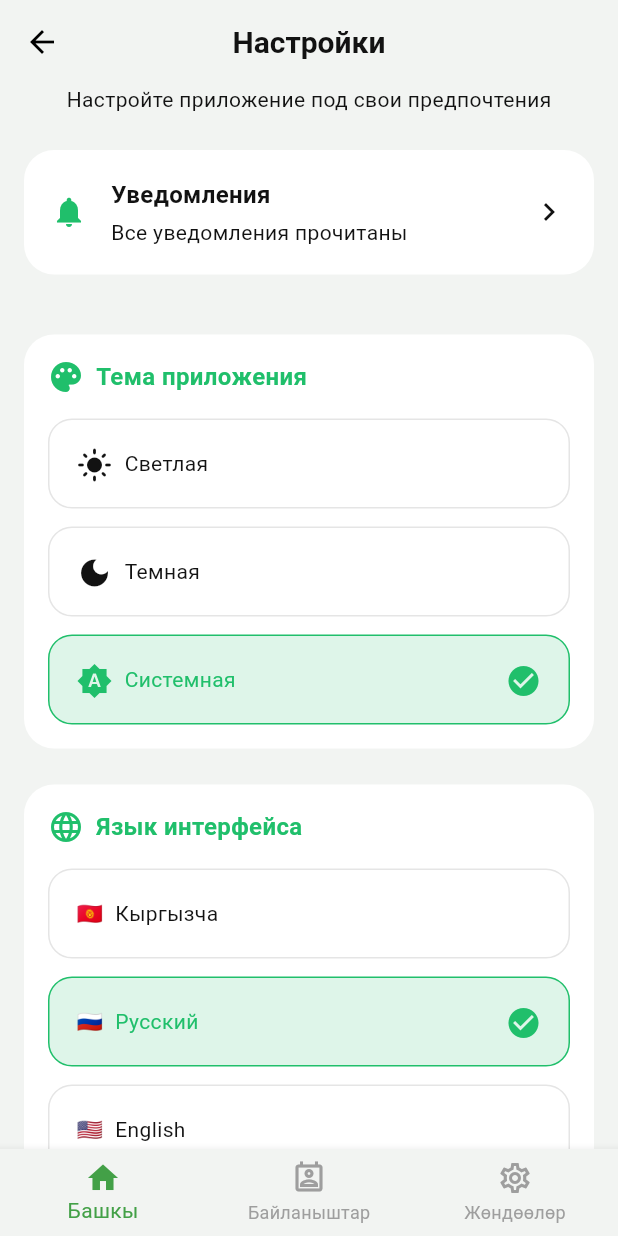
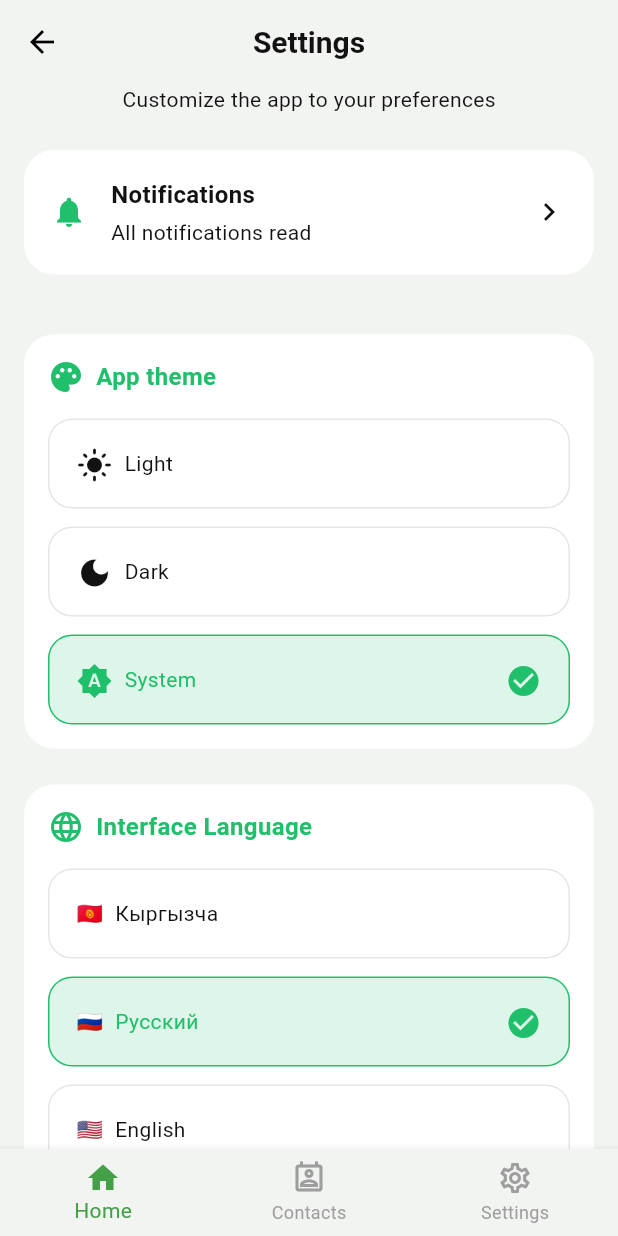
Before and after one commit to Eldiyar0220/manas_suu, a Flutter app: the SettingsPage screen opened by its route, on a phone screen of 412 x 824 dp. Run offline on Flutter 3.47's test engine with Material 3 defaults, Android fonts, the phone set to English and light mode, and no system bars; our stand-ins replace auto_route, bloc, dio, easy_localization, equatable, flutter_bloc and 3 more; accounts and stored records are empty.

Commit message:
add locale and fixed theme
# Conflicts:
#	lib/feature/settings/presentation/widgets/settings_theme_body_widget.dart

```diff
--- a/lib/app/constants/preference_helper.dart
+++ b/lib/app/constants/preference_helper.dart
@@ -1,3 +1,4 @@
+import 'dart:developer';
 import 'package:injectable/injectable.dart';
 import 'package:shared_preferences/shared_preferences.dart';
 
--- /dev/null
+++ b/lib/app/langs/langs/en_US.json
@@ -0,0 +1,26 @@
+{
+    "bottomNavText1": "Home",
+    "bottomNavText2": "News",
+    "bottomNavText3": "Contacts",
+    "bottomNavText4": "Settings",
+    "mainPageTitle": "My Bills",
+    "mainPageNoCheck": "No accounts added",
+    "mainPageNoCheckDesc": "Add an account to view bills and manage services",
+    "mainPageAddCheck": "Add Account",
+    "mainPageWhereToFind": "Where to find account number?",
+    "mainPageShowed": "Account number is shown on your receipt",
+    "activate": "Иштетүү",
+    "settingApp": "Customize the app to your preferences",
+    "notifications": "Notifications",
+    "seeAllNotifications": "All notifications read",
+    "aboutApp": "About app",
+    "pravaSecured": "© 2026 All rights reserved",
+    "themeApp": "App theme",
+    "langInterface": "Interface Language",
+    "themeLight": "Light",
+    "themeDark": "Dark",
+    "themeSystem": "System",
+    "splashSubTitle": "Manage your accounts",
+    "configurationLoading": "Loading Configuration...",
+    "version": "Version"
+}
--- a/lib/feature/contacts/presentation/pages/contacts_page.dart
+++ b/lib/feature/contacts/presentation/pages/contacts_page.dart
@@ -1,6 +1,8 @@
 import 'package:auto_route/auto_route.dart';
+import 'package:easy_localization/easy_localization.dart';
 import 'package:flutter/material.dart';
 import 'package:manas_suu_app/app/extensions/context_extensions.dart';
+import 'package:manas_suu_app/app/langs/lang_gen/locale_keys.g.dart';
 import 'package:manas_suu_app/app/theme/app_colors/app_colors.dart';
 import 'package:manas_suu_app/feature/contacts/presentation/widgets/contacts_item_widget.dart';
 
@@ -11,10 +13,8 @@ class ContactsPage extends StatelessWidget {
   Widget build(BuildContext context) {
     return Scaffold(
       appBar: AppBar(
-        elevation: 0,
-        centerTitle: true,
         title: Text(
-          'Контакты',
+          context.tr(LocaleKeys.bottomNavText3),
           style: TextStyle(fontSize: 20, fontWeight: FontWeight.w600, color: context.theme.textWhiteBlackColor),
         ),
       ),
--- a/lib/feature/settings/presentation/bloc/theme/cubit/theme_cubit.dart
+++ b/lib/feature/settings/presentation/bloc/theme/cubit/theme_cubit.dart
@@ -16,7 +16,6 @@ class ThemeInteractor {
   Future<void> init() async {
     final currentBrightness = WidgetsBinding.instance.platformDispatcher.platformBrightness;
     final savedMode = _preferenceHelper.preferences?.getString('themeMode');
-
     switch (savedMode) {
       case 'ThemeMode.dark':
         mode = ThemeMode.dark;
@@ -40,7 +39,6 @@ class ThemeInteractor {
 
   Future<void> setTheme(ThemeMode theme) async {
     final currentBrightness = WidgetsBinding.instance.platformDispatcher.platformBrightness;
-
     await _preferenceHelper.preferences?.setString('themeMode', theme.toString());
 
     mode = theme;
@@ -67,9 +65,7 @@ class ThemeInteractor {
 
 @singleton
 class ThemeCubit extends Cubit<ThemeState> {
-  ThemeCubit(this._interactor) : super(ThemeState(themeMode: ThemeMode.system, isDarkMode: false)) {
-    init();
-  }
+  ThemeCubit(this._interactor) : super(ThemeState(themeMode: ThemeMode.system, isDarkMode: false));
   final ThemeInteractor _interactor;
 
   void init() async {
--- a/lib/feature/settings/presentation/pages/settings_page.dart
+++ b/lib/feature/settings/presentation/pages/settings_page.dart
@@ -1,6 +1,8 @@
 import 'package:auto_route/auto_route.dart';
+import 'package:easy_localization/easy_localization.dart';
 import 'package:flutter/material.dart';
 import 'package:manas_suu_app/app/extensions/context_extensions.dart';
+import 'package:manas_suu_app/app/langs/lang_gen/locale_keys.g.dart';
 import 'package:manas_suu_app/feature/settings/presentation/widgets/settings_language_widget.dart';
 import 'package:manas_suu_app/feature/settings/presentation/widgets/settings_notification_widget.dart';
 import 'package:manas_suu_app/feature/settings/presentation/widgets/settings_theme_body_widget.dart';
@@ -14,21 +16,19 @@ class SettingsPage extends StatelessWidget {
     return Scaffold(
       appBar: AppBar(
         centerTitle: true,
-        title: const Text('Настройки', style: TextStyle(fontSize: 20, fontWeight: FontWeight.w600)),
+        title: Text(context.tr(LocaleKeys.bottomNavText4), style: TextStyle(fontSize: 20, fontWeight: FontWeight.w600)),
       ),
       body: SingleChildScrollView(
         padding: const EdgeInsets.symmetric(horizontal: 16),
         child: Column(
           children: [
-            Text(
-              'Настройте приложение под свои предпочтения',
-              style: TextStyle(color: context.theme.textWhiteBlackColor),
-            ),
+            Text(context.tr(LocaleKeys.settingApp), style: TextStyle(color: context.theme.textWhiteBlackColor)),
             const SizedBox(height: 24),
             SettingsNotificationAndVersionWidget(
               icon: Icons.notifications,
-              title: 'Уведомления',
-              subtitle: 'Все уведомления прочитаны',
+              title: context.tr(LocaleKeys.notifications),
+
+              subtitle: context.tr(LocaleKeys.seeAllNotifications),
             ),
             const SizedBox(height: 24),
             SettingsThemeBodyWidget(),
@@ -37,12 +37,13 @@ class SettingsPage extends StatelessWidget {
             const SizedBox(height: 24),
             SettingsNotificationAndVersionWidget(
               icon: Icons.info_outline,
-              title: 'О приложении',
+              title: context.tr(LocaleKeys.aboutApp),
+
               subtitle: '1.0.11+11',
             ),
             const SizedBox(height: 20),
-            const Center(
-              child: Text('© 2026 Все права защищены', style: TextStyle(color: Colors.white38)),
+            Center(
+              child: Text(context.tr(LocaleKeys.pravaSecured), style: TextStyle(color: Colors.white38)),
             ),
             const SizedBox(height: 20),
           ],
--- a/lib/feature/settings/presentation/widgets/settings_theme_body_widget.dart
+++ b/lib/feature/settings/presentation/widgets/settings_theme_body_widget.dart
@@ -1,6 +1,8 @@
+import 'package:easy_localization/easy_localization.dart';
 import 'package:flutter/material.dart';
 import 'package:flutter_bloc/flutter_bloc.dart';
 import 'package:manas_suu_app/app/extensions/context_extensions.dart';
+import 'package:manas_suu_app/app/langs/lang_gen/locale_keys.g.dart';
 import 'package:manas_suu_app/feature/settings/presentation/bloc/theme/cubit/theme_cubit.dart';
 import 'package:manas_suu_app/feature/settings/presentation/widgets/settings_header_title_widget.dart';
 import 'package:manas_suu_app/feature/settings/presentation/widgets/settings_select_item_widget.dart';
@@ -19,18 +21,14 @@ class SettingsThemeBodyWidget extends StatelessWidget {
       child: Column(
         crossAxisAlignment: CrossAxisAlignment.start,
         children: [
-          SettingsHeaderTitleWidget(
-            title: 'Тема приложения',
-            icon: Icons.palette,
-          ),
+          SettingsHeaderTitleWidget(title: context.tr(LocaleKeys.themeApp), icon: Icons.palette),
           const SizedBox(height: 16),
           SettingsSelectItemWidget(
             value: ThemeMode.light.name,
             icon: Icons.light_mode,
             groupValue: context.watch<ThemeCubit>().state.themeMode.name,
-            title: 'Светлая',
-            onTap: () =>
-                context.read<ThemeCubit>().changeTheme(ThemeMode.light),
+            title: context.tr(LocaleKeys.themeLight),
+            onTap: () => context.read<ThemeCubit>().changeTheme(ThemeMode.light),
           ),
           const SizedBox(height: 12),
           SettingsSelectItemWidget(
@@ -38,7 +36,7 @@ class SettingsThemeBodyWidget extends StatelessWidget {
             icon: Icons.dark_mode,
 
             groupValue: context.watch<ThemeCubit>().state.themeMode.name,
-            title: 'Темная',
+            title: context.tr(LocaleKeys.themeDark),
             onTap: () => context.read<ThemeCubit>().changeTheme(ThemeMode.dark),
           ),
           const SizedBox(height: 12),
@@ -47,9 +45,8 @@ class SettingsThemeBodyWidget extends StatelessWidget {
 
             value: ThemeMode.system.name,
             groupValue: context.watch<ThemeCubit>().state.themeMode.name,
-            title: 'Системная',
-            onTap: () =>
-                context.read<ThemeCubit>().changeTheme(ThemeMode.system),
+            title: context.tr(LocaleKeys.themeSystem),
+            onTap: () => context.read<ThemeCubit>().changeTheme(ThemeMode.system),
           ),
         ],
       ),
--- a/lib/main.dart
+++ b/lib/main.dart
@@ -14,9 +14,9 @@ Future<void> main() async {
   await configureDependencies(environment: AppEnv.prod);
   runApp(
     EasyLocalization(
-      path: 'lib/langs',
+      path: 'lib/app/langs/lang_gen',
       ignorePluralRules: false,
-      supportedLocales: const [Locale('ru', 'RU')],
+      supportedLocales: const [Locale('ru', 'RU'), Locale('ky', 'KY'), Locale('en', 'US')],
       fallbackLocale: const Locale('ru', 'RU'),
       assetLoader: const CodegenLoader(),
       child: ManasSuuApp(),
@@ -42,7 +42,7 @@ class _ManasSuuAppState extends State<ManasSuuApp> {
   @override
   Widget build(BuildContext context) {
     return BlocProvider(
-      create: (context) => GetIt.I<ThemeCubit>(),
+      create: (context) => GetIt.I<ThemeCubit>()..init(),
       child: Builder(
         builder: (context) => MaterialApp.router(
           title: 'Manas tazalyk',
```
Also changed, not shown: lib/app/langs/langs/ky-KY.json (+14 -1 lines), lib/app/langs/langs/ru-RU.json (+24 -11 lines), lib/feature/settings/presentation/widgets/settings_language_widget.dart (+15 -4 lines), lib/feature/splash/presentation/pages/splash_page.dart (+45 -25 lines), lib/app/langs/lang_gen/codegen_loader.g.dart, lib/app/langs/lang_gen/locale_keys.g.dart, pubspec.lock.
